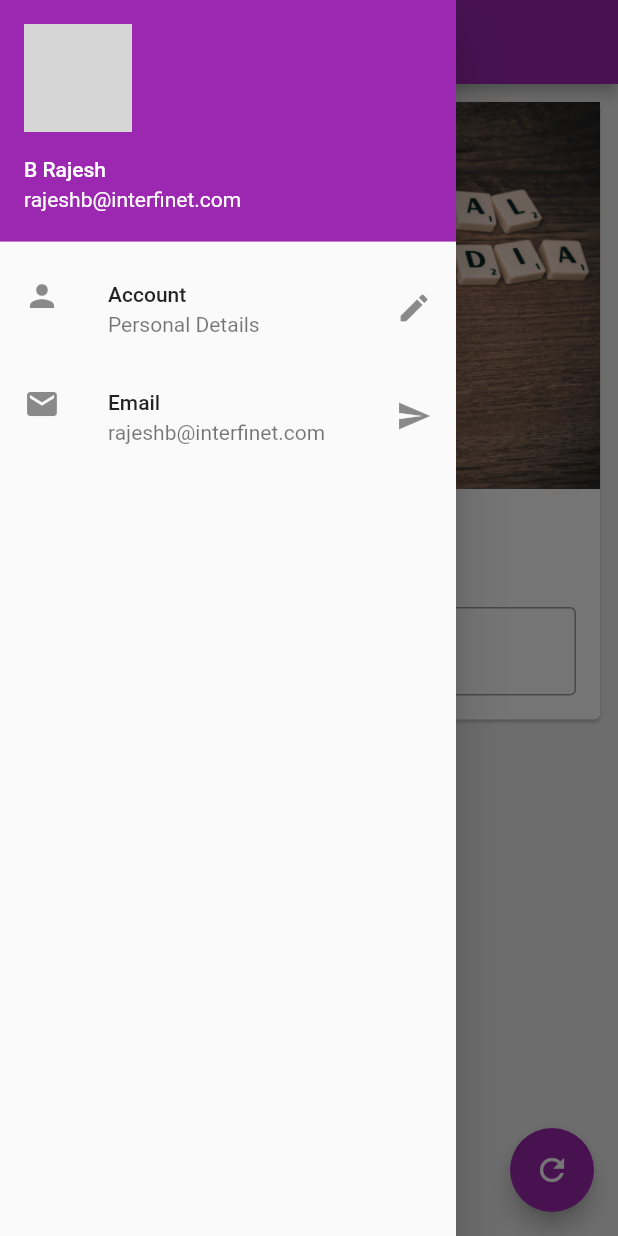
After one commit to rajeshb001/sanatan-dharam, a Flutter app: the screen it shows after launch, with the side drawer open, on a phone screen of 412 x 824 dp. The commit adds this screen. Run offline on Flutter 3.47's test engine with Material 2 defaults, Android fonts, the phone set to English and light mode, and no system bars; network calls fail; grey boxes are pictures that could not be loaded.

Commit message:
Chapter 6 completed

```diff
--- /dev/null
+++ b/lib/bg_image.dart
@@ -0,0 +1,11 @@
+import 'package:flutter/material.dart';
+
+class BgImage extends StatelessWidget {
+  @override
+  Widget build(BuildContext context) {
+    return Image.asset(
+      "assets/bg.jpg",
+      fit: BoxFit.cover,
+    );
+  }
+}
--- /dev/null
+++ b/lib/change_name_card.dart
@@ -0,0 +1,42 @@
+import 'package:flutter/material.dart';
+import 'bg_image.dart';
+
+class ChangeNameCard extends StatelessWidget {
+  const ChangeNameCard({
+    Key key,
+    @required this.myText,
+    @required TextEditingController nameController,
+  }) : _nameController = nameController, super(key: key);
+
+  final String myText;
+  final TextEditingController _nameController;
+
+  @override
+  Widget build(BuildContext context) {
+    return Column(
+      children: [
+        BgImage(),
+        SizedBox(
+          height: 20,
+        ),
+        Text(myText,
+            style:
+                TextStyle(fontWeight: FontWeight.bold, fontSize: 20)),
+        SizedBox(
+          height: 20,
+        ),
+        Padding(
+          padding: const EdgeInsets.all(16.0),
+          child: TextField(
+            controller: _nameController,
+            keyboardType: TextInputType.text,
+            decoration: InputDecoration(
+                hintText: "Enter something here",
+                labelText: "Name",
+                border: OutlineInputBorder()),
+          ),
+        ),
+      ],
+    );
+  }
+}
--- /dev/null
+++ b/lib/drawer.dart
@@ -0,0 +1,34 @@
+import 'package:flutter/material.dart';
+
+class MyDrawer extends StatelessWidget {
+  @override
+  Widget build(BuildContext context) {
+    return Drawer(
+        child: ListView(
+          padding: EdgeInsets.zero,
+          children: [
+            UserAccountsDrawerHeader(
+              accountName: Text("B Rajesh"),
+              accountEmail: Text("rajeshb@interfinet.com"),
+              currentAccountPicture: CircleAvatar(
+                backgroundImage: NetworkImage(
+                    "https://images.unsplash.com/photo-1497551060073-4c5ab6435f12?ixid=MXwxMjA3fDB8MHxwaG90by1wYWdlfHx8fGVufDB8fHw%3D&ixlib=rb-1.2.1&auto=format&fit=crop&w=667&q=80"),
+              ),
+            ),
+            ListTile(
+              title: Text("Account"),
+              leading: Icon(Icons.person),
+              subtitle: Text("Personal Details"),
+              trailing: Icon(Icons.edit),
+            ),
+            ListTile(
+              title: Text("Email"),
+              leading: Icon(Icons.email),
+              subtitle: Text("rajeshb@interfinet.com"),
+              trailing: Icon(Icons.send),
+            ),
+          ],
+        ),
+      );
+  }
+}
--- /dev/null
+++ b/lib/pages/home_page.dart
@@ -0,0 +1,44 @@
+import 'package:flutter/material.dart';
+
+import '../change_name_card.dart';
+import '../drawer.dart';
+
+class HomePage extends StatefulWidget {
+  @override
+  _HomePageState createState() => _HomePageState();
+}
+
+class _HomePageState extends State<HomePage> {
+  TextEditingController _nameController = TextEditingController();
+  var myText = "Change Me";
+  @override
+  void initState() {
+    super.initState();
+  }
+
+  @override
+  Widget build(BuildContext context) {
+    return Scaffold(
+      backgroundColor: Colors.grey[200],
+      appBar: AppBar(
+        title: Text('Awesome App'),
+      ),
+      body: Padding(
+        padding: const EdgeInsets.all(8.0),
+        child: SingleChildScrollView(
+          child: Card(
+            child: ChangeNameCard(myText: myText, nameController: _nameController),
+          ),
+        ),
+      ),
+      drawer: MyDrawer(),
+      floatingActionButton: FloatingActionButton(
+        onPressed: () {
+          myText = _nameController.text;
+          setState(() {});
+        },
+        child: Icon(Icons.refresh),
+      ),
+    );
+  }
+}
```
Also changed, not shown: lib/main.dart (+1 -90 lines).
